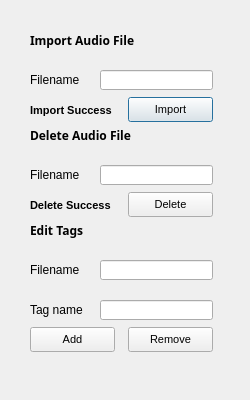
Freddyh11/ElectroStar, file editpopoutwindow.ui: the form before one commit.
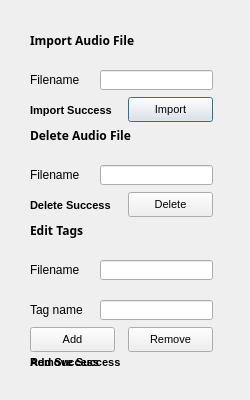
The form after the commit.

Commit message: James: Add/Remove tag buttons functional

What changed in the file:
```diff
--- a/editpopoutwindow.ui
+++ b/editpopoutwindow.ui
@@ -304,6 +304,50 @@
     <string>Delete Success</string>
    </property>
   </widget>
+  <widget class="QLabel" name="removesuccess_text">
+   <property name="geometry">
+    <rect>
+     <x>30</x>
+     <y>352</y>
+     <width>109</width>
+     <height>20</height>
+    </rect>
+   </property>
+   <property name="font">
+    <font>
+     <family>Arial</family>
+     <pointsize>8</pointsize>
+     <bold>true</bold>
+     <stylestrategy>PreferDefault</stylestrategy>
+     <kerning>true</kerning>
+    </font>
+   </property>
+   <property name="text">
+    <string>Remove Success</string>
+   </property>
+  </widget>
+  <widget class="QLabel" name="addsuccess_text">
+   <property name="geometry">
+    <rect>
+     <x>30</x>
+     <y>352</y>
+     <width>80</width>
+     <height>20</height>
+    </rect>
+   </property>
+   <property name="font">
+    <font>
+     <family>Arial</family>
+     <pointsize>8</pointsize>
+     <bold>true</bold>
+     <stylestrategy>PreferDefault</stylestrategy>
+     <kerning>true</kerning>
+    </font>
+   </property>
+   <property name="text">
+    <string>Add Success</string>
+   </property>
+  </widget>
  </widget>
  <resources/>
  <connections/>
```
The commit also changes 1 other file.
